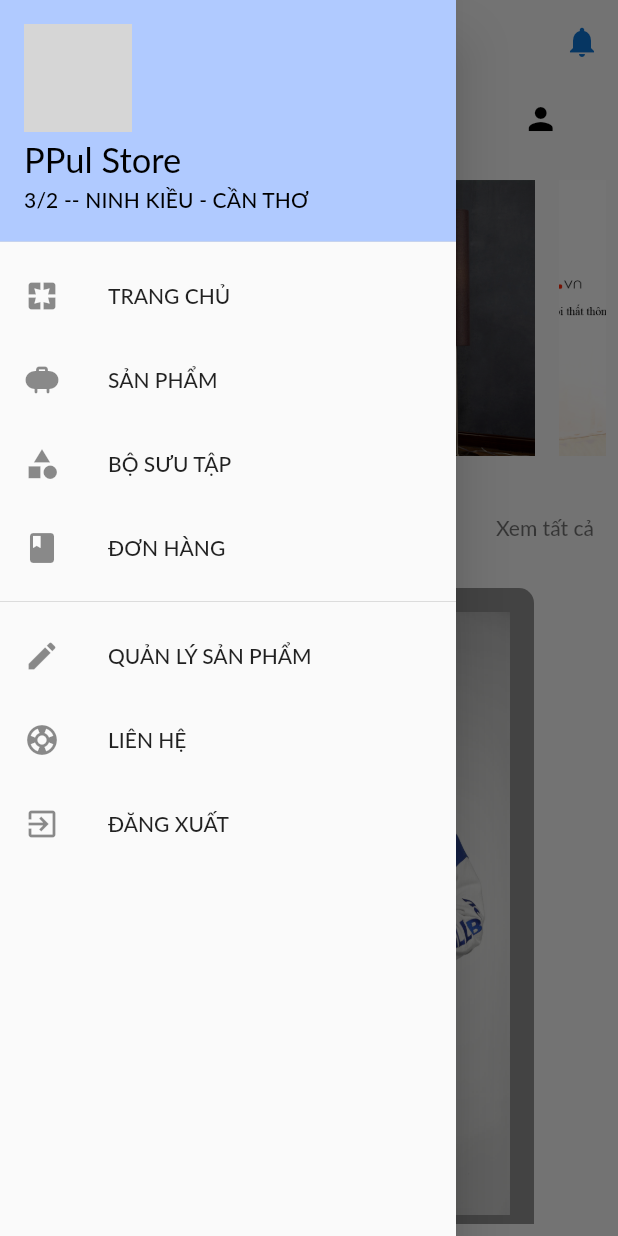
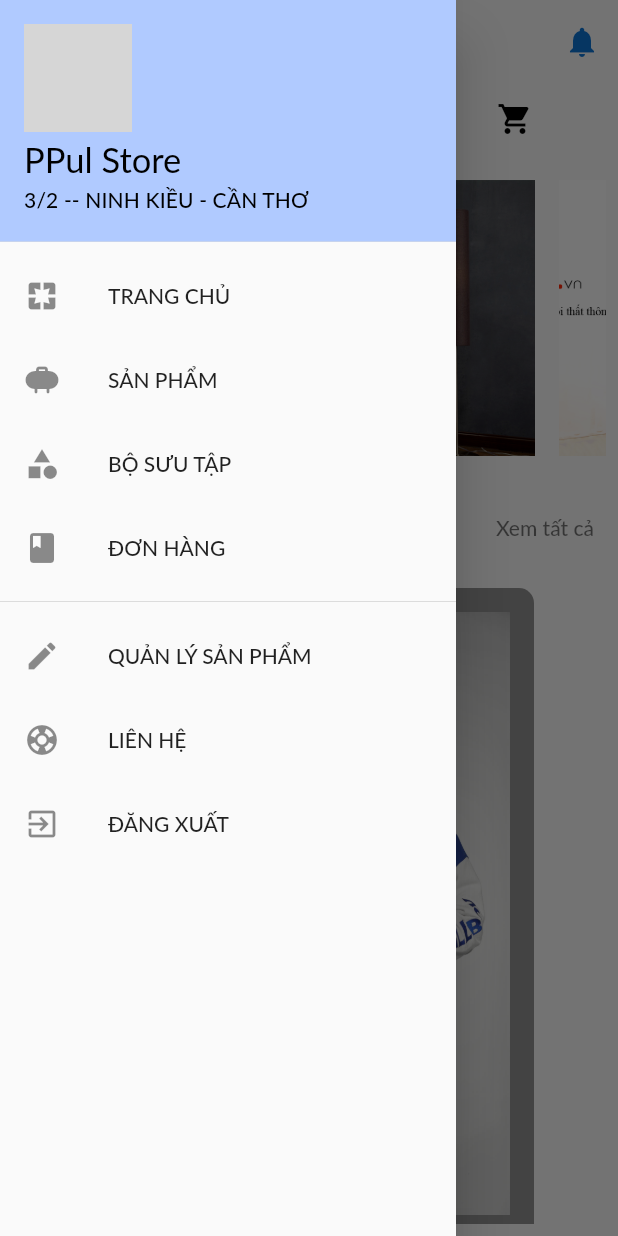
Before and after one commit to vm-phung1134/Mobile-App-Ecomercial, a Flutter app: the Home screen opened by its route, with the side drawer open, on a phone screen of 412 x 824 dp. Run offline on Flutter 3.47's test engine with Material 2 defaults, Android fonts, the phone set to English and light mode, and no system bars; drawn by our look-alikes of carousel_slider; our stand-ins replace flutter_dotenv, flutter_svg, shared_preferences; accounts and stored records are empty; Roboto replaces fonts that are missing (Lato); grey boxes are pictures that could not be loaded.

Commit message:
fix some ui

```diff
--- a/lib/ui/cart/components/cart_card.dart
+++ b/lib/ui/cart/components/cart_card.dart
@@ -2,7 +2,6 @@ import 'package:flutter/material.dart';
 import 'package:provider/provider.dart';
 import 'package:shop_app/ui/cart/components/cart_manager.dart';
 import '../../../models/cart.dart';
-import '../../message/dialog_message.dart';
 
 class CartCard extends StatelessWidget {
   final String productId;
--- a/lib/ui/homepage/components/appbar.dart
+++ b/lib/ui/homepage/components/appbar.dart
@@ -2,6 +2,8 @@ import 'package:flutter/material.dart';
 import 'package:flutter_svg/svg.dart';
 
 class Appbar extends StatelessWidget {
+  const Appbar({super.key});
+
   @override
   Widget build(BuildContext context) {
     return AppBar(
--- a/lib/ui/homepage/components/navbar.dart
+++ b/lib/ui/homepage/components/navbar.dart
@@ -4,6 +4,8 @@ import 'package:provider/provider.dart';
 import '../../auth/auth_manager.dart';
 
 class Navbar extends StatelessWidget {
+  const Navbar({super.key});
+
   @override
   Widget build(BuildContext context) {
     return Drawer(
@@ -12,10 +14,8 @@ class Navbar extends StatelessWidget {
           UserAccountsDrawerHeader(
             accountName: Text(
               'PPul Store',
-              style: Theme.of(context)
-                  .textTheme
-                  .subtitle1!
-                  .copyWith(fontSize: 23, color: Color.fromARGB(255, 0, 0, 0)),
+              style: Theme.of(context).textTheme.subtitle1!.copyWith(
+                  fontSize: 23, color: const Color.fromARGB(255, 0, 0, 0)),
             ),
             accountEmail: Text('3/2 -- NINH KIỀU - CẦN THƠ',
                 style: Theme.of(context).textTheme.subtitle2),
@@ -33,41 +33,41 @@ class Navbar extends StatelessWidget {
                 const BoxDecoration(color: Color.fromARGB(255, 176, 202, 255)),
           ),
           ListTile(
-            leading: Icon(Icons.pages),
-            title: Text('TRANG CHỦ'),
+            leading: const Icon(Icons.pages),
+            title: const Text('TRANG CHỦ'),
             onTap: () => null,
           ),
           ListTile(
-            leading: Icon(Icons.propane_rounded),
-            title: Text('SẢN PHẨM'),
+            leading: const Icon(Icons.propane_rounded),
+            title: const Text('SẢN PHẨM'),
             onTap: () => null,
           ),
           ListTile(
-            leading: Icon(Icons.category),
-            title: Text('BỘ SƯU TẬP'),
+            leading: const Icon(Icons.category),
+            title: const Text('BỘ SƯU TẬP'),
             onTap: () => null,
           ),
           ListTile(
-            leading: Icon(Icons.book),
-            title: Text('ĐƠN HÀNG'),
+            leading: const Icon(Icons.book),
+            title: const Text('ĐƠN HÀNG'),
             onTap: () => null,
           ),
           Divider(),
           ListTile(
-            leading: Icon(Icons.edit),
-            title: Text('QUẢN LÝ SẢN PHẨM'),
+            leading: const Icon(Icons.edit),
+            title: const Text('QUẢN LÝ SẢN PHẨM'),
             onTap: () {
               Navigator.of(context).pushNamed('/user-products');
             },
           ),
           ListTile(
-            leading: Icon(Icons.support),
-            title: Text('LIÊN HỆ'),
+            leading: const Icon(Icons.support),
+            title: const Text('LIÊN HỆ'),
             onTap: () => null,
           ),
           ListTile(
-            leading: Icon(Icons.exit_to_app),
-            title: Text('ĐĂNG XUẤT'),
+            leading: const Icon(Icons.exit_to_app),
+            title: const Text('ĐĂNG XUẤT'),
             onTap: () {
               context.read<AuthManager>().logout();
               Navigator.of(context).pushReplacementNamed('/auth');
--- a/lib/ui/homepage/views/homepage_overview.dart
+++ b/lib/ui/homepage/views/homepage_overview.dart
@@ -4,10 +4,6 @@ import 'package:shop_app/ui/cart/views/cart_screen.dart';
 import 'package:shop_app/ui/homepage/components/body.dart';
 import 'package:shop_app/ui/homepage/components/navbar.dart';
 import 'package:shop_app/ui/product/view/product_overview.dart';
-import 'package:shop_app/ui/product/view/user_products_screen.dart';
-import 'package:shop_app/ui/search/search_screen.dart';
-import 'package:shop_app/ui/user_profile/logout.dart';
-import 'package:shop_app/ui/product/view/user_products_screen.dart';
 
 class Home extends StatefulWidget {
   static const routeName = '/home';
@@ -22,7 +18,7 @@ class _HomeState extends State<Home> {
   Widget build(BuildContext context) {
     return DefaultTabController(
       initialIndex: 0,
-      length: 4,
+      length: 3,
       child: Scaffold(
         drawer: Navbar(),
         appBar: AppBar(
@@ -60,12 +56,9 @@ class _HomeState extends State<Home> {
               Tab(
                 icon: Icon(Icons.shopping_cart, color: Colors.black),
               ),
-              Tab(
-                icon: Icon(Icons.person, color: Colors.black),
-              ),
             ],
           ),
-          titleSpacing: 25,
+          titleSpacing: 30,
         ),
         body: const TabBarView(
           children: <Widget>[
@@ -78,9 +71,6 @@ class _HomeState extends State<Home> {
             Center(
               child: CartScreeen(),
             ),
-            Center(
-              child: UserProfileScreen(),
-            ),
           ],
         ),
       ),
```
Also changed, not shown: lib/ui/auth/auth_card.dart (+4 -6 lines), lib/ui/message/dialog_message.dart (deleted, +0 -23 lines), lib/ui/search/search_screen.dart (deleted, +0 -82 lines), lib/ui/user_profile/logout.dart (deleted, +0 -59 lines).
